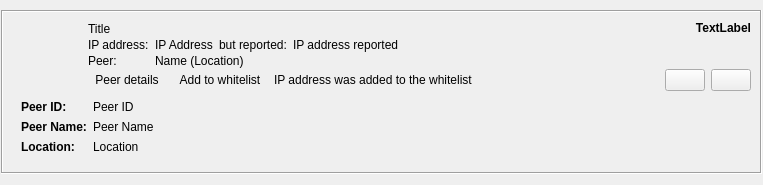
Old version of the form retroshare-gui/src/gui/feeds/SecurityIpItem.ui in the repository RetroShare/RetroShare.
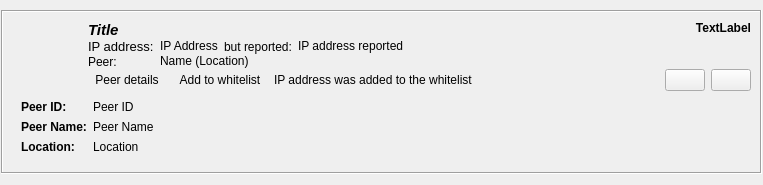
New version of the form. Icons and pictures are not drawn. Custom widgets are drawn as their Qt base class.

```diff
--- a/retroshare-gui/src/gui/feeds/SecurityIpItem.ui
+++ b/retroshare-gui/src/gui/feeds/SecurityIpItem.ui
@@ -10,7 +10,7 @@
     <height>185</height>
    </rect>
   </property>
-  <layout class="QGridLayout">
+  <layout class="QGridLayout" name="SecurityIpItem_GL">
    <property name="leftMargin">
     <number>1</number>
    </property>
@@ -24,7 +24,7 @@
     <number>1</number>
    </property>
    <item row="0" column="0">
-    <widget class="QFrame" name="mainFrame">
+    <widget class="QFrame" name="feedFrame">
      <property name="sizePolicy">
       <sizepolicy hsizetype="Expanding" vsizetype="Fixed">
        <horstretch>0</horstretch>
@@ -43,12 +43,12 @@
      <property name="frameShadow">
       <enum>QFrame::Sunken</enum>
      </property>
-     <layout class="QGridLayout">
+     <layout class="QGridLayout" name="feedFrame_GL">
       <property name="verticalSpacing">
        <number>0</number>
       </property>
       <item row="0" column="0">
-       <widget class="QFrame" name="headFrame">
+       <widget class="QFrame" name="header_Frame">
         <layout class="QGridLayout">
          <property name="leftMargin">
           <number>0</number>
@@ -66,7 +66,7 @@
           <number>0</number>
          </property>
          <item row="0" column="0" rowspan="2">
-          <widget class="AvatarWidget" name="avatar">
+          <widget class="AvatarWidget" name="avatar" native="true">
            <property name="minimumSize">
             <size>
              <width>70</width>
@@ -79,13 +79,141 @@
              <height>70</height>
             </size>
            </property>
-           <property name="alignment">
-            <set>Qt::AlignLeading|Qt::AlignLeft|Qt::AlignTop</set>
-           </property>
           </widget>
          </item>
+         <item row="0" column="1">
+          <layout class="QGridLayout" name="title_GL">
+           <property name="horizontalSpacing">
+            <number>6</number>
+           </property>
+           <property name="verticalSpacing">
+            <number>0</number>
+           </property>
+           <item row="0" column="0" colspan="4">
+            <widget class="QLabel" name="titleLabel">
+             <property name="font">
+              <font>
+               <pointsize>11</pointsize>
+               <weight>75</weight>
+               <italic>true</italic>
+               <bold>true</bold>
+              </font>
+             </property>
+             <property name="text">
+              <string notr="true">Title</string>
+             </property>
+            </widget>
+           </item>
+           <item row="1" column="0">
+            <widget class="QLabel" name="ipAddrLabel">
+             <property name="sizePolicy">
+              <sizepolicy hsizetype="Maximum" vsizetype="Minimum">
+               <horstretch>0</horstretch>
+               <verstretch>0</verstretch>
+              </sizepolicy>
+             </property>
+             <property name="font">
+              <font>
+               <pointsize>10</pointsize>
+              </font>
+             </property>
+             <property name="text">
+              <string>IP address:</string>
+             </property>
+             <property name="alignment">
+              <set>Qt::AlignLeading|Qt::AlignLeft|Qt::AlignVCenter</set>
+             </property>
+             <property name="wordWrap">
+              <bool>true</bool>
+             </property>
+            </widget>
+           </item>
+           <item row="1" column="1">
+            <widget class="QLabel" name="ipAddr">
+             <property name="toolTip">
+              <string>&lt;html&gt;&lt;head/&gt;&lt;body&gt;&lt;p&gt;This warning is here to protect you against traffic forwarding attacks. In such a case, the friend you're connected to will not see your external IP, but the attacker's IP. &lt;/p&gt;&lt;p&gt;&lt;br/&gt;&lt;/p&gt;&lt;p&gt;However, if you just changed IPs for some reason (some ISPs regularly force change IPs) this warning just tells you that a friend connected to the new IP before Retroshare figured out the IP changed. Nothing's wrong in this case.&lt;/p&gt;&lt;p&gt;&lt;br/&gt;&lt;/p&gt;&lt;p&gt;You can easily suppress false warnings by white-listing your own IPs (e.g. the range of your ISP), or by completely disabling these warnings in Options-&amp;gt;Notify-&amp;gt;News Feed.&lt;/p&gt;&lt;/body&gt;&lt;/html&gt;</string>
+             </property>
+             <property name="text">
+              <string notr="true">IP Address</string>
+             </property>
+             <property name="textInteractionFlags">
+              <set>Qt::LinksAccessibleByMouse|Qt::TextSelectableByKeyboard|Qt::TextSelectableByMouse</set>
+             </property>
+            </widget>
+           </item>
+           <item row="1" column="2">
+            <widget class="QLabel" name="ipAddrReportedLabel">
+             <property name="text">
+              <string>but reported:</string>
+             </property>
+            </widget>
+           </item>
+           <item row="1" column="3">
+            <widget class="QLabel" name="ipAddrReported">
+             <property name="sizePolicy">
+              <sizepolicy hsizetype="MinimumExpanding" vsizetype="Preferred">
+               <horstretch>0</horstretch>
+               <verstretch>0</verstretch>
+              </sizepolicy>
+             </property>
+             <property name="text">
+              <string notr="true">IP address reported</string>
+             </property>
+             <property name="textInteractionFlags">
+              <set>Qt::LinksAccessibleByMouse|Qt::TextSelectableByKeyboard|Qt::TextSelectableByMouse</set>
+             </property>
+            </widget>
+           </item>
+           <item row="2" column="0">
+            <widget class="QLabel" name="peerLabel">
+             <property name="text">
+              <string notr="true">Peer:</string>
+             </property>
+             <property name="alignment">
+              <set>Qt::AlignLeading|Qt::AlignLeft|Qt::AlignVCenter</set>
+             </property>
+            </widget>
+           </item>
+           <item row="2" column="1" colspan="3">
+            <widget class="QLabel" name="peer">
+             <property name="sizePolicy">
+              <sizepolicy hsizetype="MinimumExpanding" vsizetype="Preferred">
+               <horstretch>0</horstretch>
+               <verstretch>0</verstretch>
+              </sizepolicy>
+             </property>
+             <property name="text">
+              <string notr="true">Name (Location)</string>
+             </property>
+             <property name="textInteractionFlags">
+              <set>Qt::LinksAccessibleByMouse|Qt::TextSelectableByKeyboard|Qt::TextSelectableByMouse</set>
+             </property>
+            </widget>
+           </item>
+          </layout>
+         </item>
+         <item row="0" column="2">
+          <layout class="QHBoxLayout" name="time_HL">
+           <item>
+            <widget class="QLabel" name="timeLabel">
+             <property name="font">
+              <font>
+               <weight>75</weight>
+               <bold>true</bold>
+              </font>
+             </property>
+             <property name="text">
+              <string notr="true">TextLabel</string>
+             </property>
+             <property name="alignment">
+              <set>Qt::AlignRight|Qt::AlignTop|Qt::AlignTrailing</set>
+             </property>
+            </widget>
+           </item>
+          </layout>
+         </item>
          <item row="1" column="1" colspan="2">
-          <layout class="QHBoxLayout" name="horizontalLayout_3">
+          <layout class="QHBoxLayout" name="buttons_HL">
            <property name="spacing">
             <number>6</number>
            </property>
@@ -142,7 +270,7 @@
             </widget>
            </item>
            <item>
-            <spacer name="horizontalSpacer">
+            <spacer name="title_HSpacer">
              <property name="orientation">
               <enum>Qt::Horizontal</enum>
              </property>
@@ -196,130 +324,12 @@
            </item>
           </layout>
          </item>
-         <item row="0" column="2">
-          <layout class="QHBoxLayout" name="horizontalLayout_2">
-           <item>
-            <widget class="QLabel" name="timeLabel">
-             <property name="font">
-              <font>
-               <weight>75</weight>
-               <bold>true</bold>
-              </font>
-             </property>
-             <property name="text">
-              <string notr="true">TextLabel</string>
-             </property>
-             <property name="alignment">
-              <set>Qt::AlignRight|Qt::AlignTop|Qt::AlignTrailing</set>
-             </property>
-            </widget>
-           </item>
-          </layout>
-         </item>
-         <item row="0" column="1">
-          <layout class="QGridLayout">
-           <property name="horizontalSpacing">
-            <number>6</number>
-           </property>
-           <property name="verticalSpacing">
-            <number>0</number>
-           </property>
-           <item row="2" column="0">
-            <widget class="StyledLabel" name="ipAddrLabel">
-             <property name="sizePolicy">
-              <sizepolicy hsizetype="Maximum" vsizetype="Minimum">
-               <horstretch>0</horstretch>
-               <verstretch>0</verstretch>
-              </sizepolicy>
-             </property>
-             <property name="text">
-              <string>IP address:</string>
-             </property>
-             <property name="alignment">
-              <set>Qt::AlignLeading|Qt::AlignLeft|Qt::AlignVCenter</set>
-             </property>
-             <property name="wordWrap">
-              <bool>true</bool>
-             </property>
-            </widget>
-           </item>
-           <item row="2" column="1">
-            <widget class="QLabel" name="ipAddr">
-             <property name="toolTip">
-              <string>&lt;html&gt;&lt;head/&gt;&lt;body&gt;&lt;p&gt;This warning is here to protect you against traffic forwarding attacks. In such a case, the friend you're connected to will not see your external IP, but the attacker's IP. &lt;/p&gt;&lt;p&gt;&lt;br/&gt;&lt;/p&gt;&lt;p&gt;However, if you just changed IPs for some reason (some ISPs regularly force change IPs) this warning just tells you that a friend connected to the new IP before Retroshare figured out the IP changed. Nothing's wrong in this case.&lt;/p&gt;&lt;p&gt;&lt;br/&gt;&lt;/p&gt;&lt;p&gt;You can easily suppress false warnings by white-listing your own IPs (e.g. the range of your ISP), or by completely disabling these warnings in Options-&amp;gt;Notify-&amp;gt;News Feed.&lt;/p&gt;&lt;/body&gt;&lt;/html&gt;</string>
-             </property>
-             <property name="text">
-              <string notr="true">IP Address</string>
-             </property>
-             <property name="textInteractionFlags">
-              <set>Qt::LinksAccessibleByMouse|Qt::TextSelectableByKeyboard|Qt::TextSelectableByMouse</set>
-             </property>
-            </widget>
-           </item>
-           <item row="2" column="2">
-            <widget class="QLabel" name="ipAddrReportedLabel">
-             <property name="text">
-              <string>but reported:</string>
-             </property>
-            </widget>
-           </item>
-           <item row="2" column="3">
-            <widget class="QLabel" name="ipAddrReported">
-             <property name="sizePolicy">
-              <sizepolicy hsizetype="MinimumExpanding" vsizetype="Preferred">
-               <horstretch>0</horstretch>
-               <verstretch>0</verstretch>
-              </sizepolicy>
-             </property>
-             <property name="text">
-              <string notr="true">IP address reported</string>
-             </property>
-             <property name="textInteractionFlags">
-              <set>Qt::LinksAccessibleByMouse|Qt::TextSelectableByKeyboard|Qt::TextSelectableByMouse</set>
-             </property>
-            </widget>
-           </item>
-           <item row="3" column="0">
-            <widget class="StyledLabel" name="peerLabel">
-             <property name="text">
-              <string notr="true">Peer:</string>
-             </property>
-             <property name="alignment">
-              <set>Qt::AlignLeading|Qt::AlignLeft|Qt::AlignVCenter</set>
-             </property>
-            </widget>
-           </item>
-           <item row="0" column="0" colspan="4">
-            <widget class="StyledLabel" name="titleLabel">
-             <property name="text">
-              <string notr="true">Title</string>
-             </property>
-            </widget>
-           </item>
-           <item row="3" column="1" colspan="3">
-            <widget class="QLabel" name="peer">
-             <property name="sizePolicy">
-              <sizepolicy hsizetype="MinimumExpanding" vsizetype="Preferred">
-               <horstretch>0</horstretch>
-               <verstretch>0</verstretch>
-              </sizepolicy>
-             </property>
-             <property name="text">
-              <string notr="true">Name (Location)</string>
-             </property>
-             <property name="textInteractionFlags">
-              <set>Qt::LinksAccessibleByMouse|Qt::TextSelectableByKeyboard|Qt::TextSelectableByMouse</set>
-             </property>
-            </widget>
-           </item>
-          </layout>
-         </item>
         </layout>
        </widget>
       </item>
       <item row="1" column="0">
        <widget class="QFrame" name="expandFrame">
-        <layout class="QGridLayout">
+        <layout class="QGridLayout" name="expandFrame_GL">
          <item row="0" column="0">
           <widget class="QLabel" name="peerIDLabel">
            <property name="font">
@@ -333,22 +343,6 @@
            </property>
           </widget>
          </item>
-         <item row="2" column="1">
-          <widget class="QLabel" name="location">
-           <property name="sizePolicy">
-            <sizepolicy hsizetype="MinimumExpanding" vsizetype="Preferred">
-             <horstretch>0</horstretch>
-             <verstretch>0</verstretch>
-            </sizepolicy>
-           </property>
-           <property name="text">
-            <string notr="true">Location</string>
-           </property>
-           <property name="textInteractionFlags">
-            <set>Qt::LinksAccessibleByMouse|Qt::TextSelectableByKeyboard|Qt::TextSelectableByMouse</set>
-           </property>
-          </widget>
-         </item>
          <item row="0" column="1">
           <widget class="QLabel" name="peerID">
            <property name="sizePolicy">
@@ -365,19 +359,6 @@
            </property>
           </widget>
          </item>
-         <item row="2" column="0">
-          <widget class="QLabel" name="locationLabel">
-           <property name="font">
-            <font>
-             <weight>75</weight>
-             <bold>true</bold>
-            </font>
-           </property>
-           <property name="text">
-            <string>Location:</string>
-           </property>
-          </widget>
-         </item>
          <item row="1" column="0">
           <widget class="QLabel" name="peerNameLabel">
            <property name="font">
@@ -401,6 +382,35 @@
            </property>
           </widget>
          </item>
+         <item row="2" column="0">
+          <widget class="QLabel" name="locationLabel">
+           <property name="font">
+            <font>
+             <weight>75</weight>
+             <bold>true</bold>
+            </font>
+           </property>
+           <property name="text">
+            <string>Location:</string>
+           </property>
+          </widget>
+         </item>
+         <item row="2" column="1">
+          <widget class="QLabel" name="location">
+           <property name="sizePolicy">
+            <sizepolicy hsizetype="MinimumExpanding" vsizetype="Preferred">
+             <horstretch>0</horstretch>
+             <verstretch>0</verstretch>
+            </sizepolicy>
+           </property>
+           <property name="text">
+            <string notr="true">Location</string>
+           </property>
+           <property name="textInteractionFlags">
+            <set>Qt::LinksAccessibleByMouse|Qt::TextSelectableByKeyboard|Qt::TextSelectableByMouse</set>
+           </property>
+          </widget>
+         </item>
         </layout>
        </widget>
       </item>
@@ -412,15 +422,10 @@
  <customwidgets>
   <customwidget>
    <class>AvatarWidget</class>
-   <extends>QLabel</extends>
+   <extends>QWidget</extends>
    <header>gui/common/AvatarWidget.h</header>
    <container>1</container>
   </customwidget>
-  <customwidget>
-   <class>StyledLabel</class>
-   <extends>QLabel</extends>
-   <header>gui/common/StyledLabel.h</header>
-  </customwidget>
   <customwidget>
    <class>RsBanListToolButton</class>
    <extends>QToolButton</extends>
```
